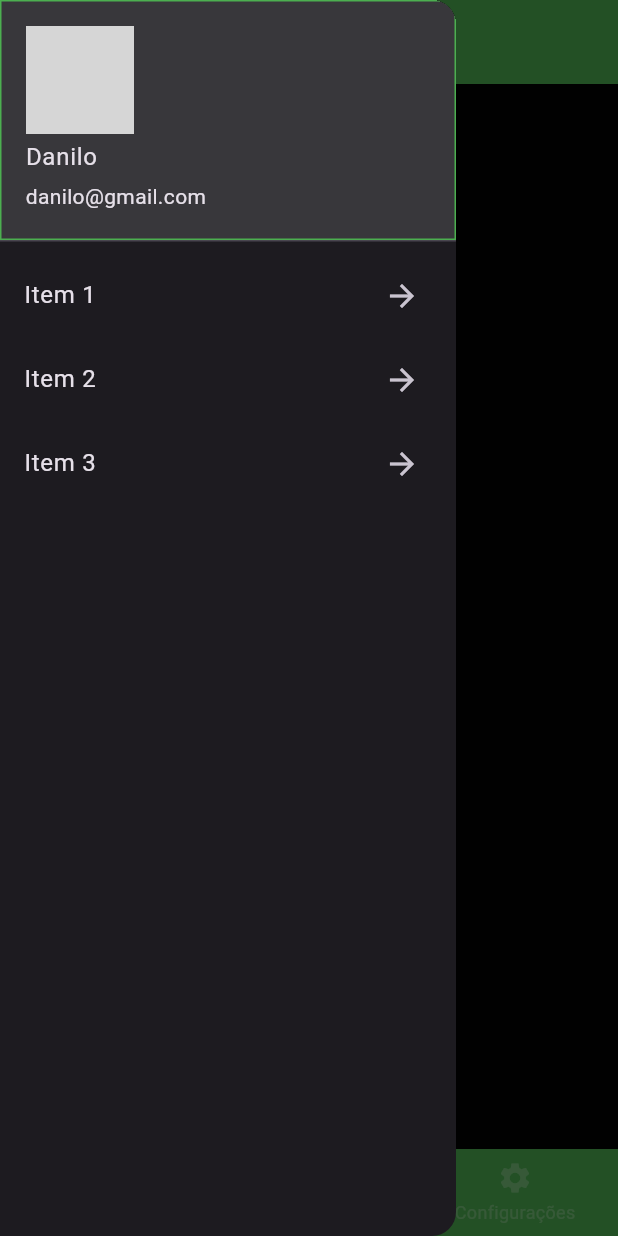
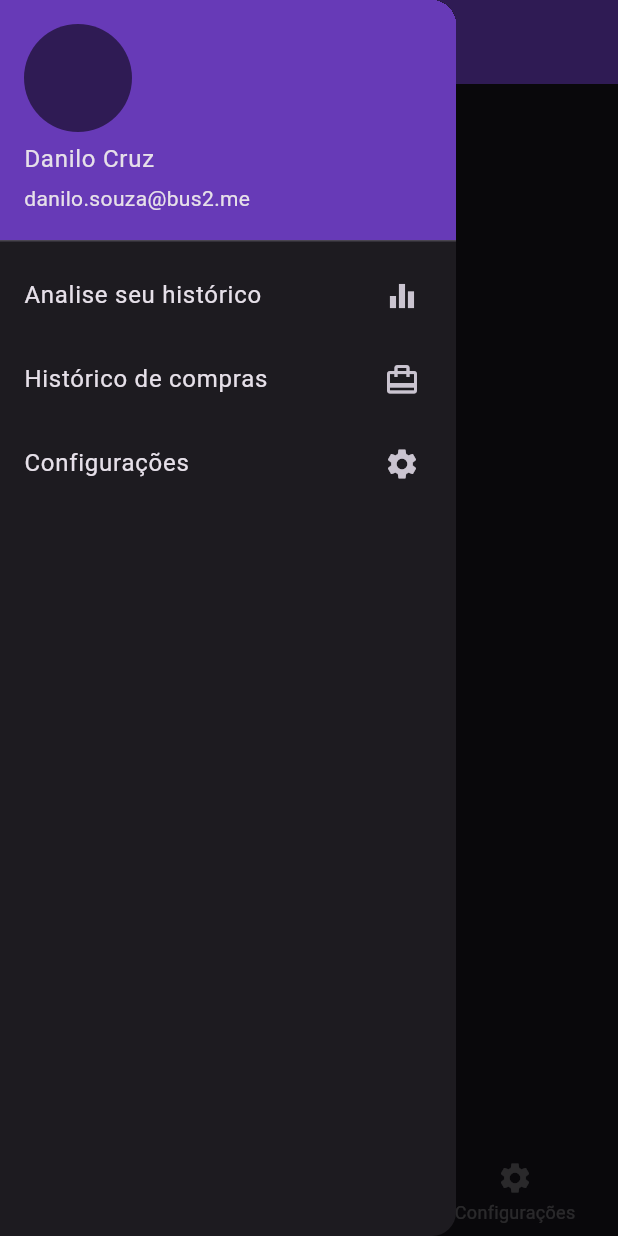
Before and after one commit to danilocruz19/telas_testes_flutter, a Flutter app: the screen it shows after launch, with the side drawer open, on a phone screen of 412 x 824 dp. Run offline on Flutter 3.47's test engine with Material 3 defaults, Android fonts, the phone set to English and light mode, and no system bars; grey boxes are pictures that could not be loaded.

Commit message:
Fazendo sozinho tela com navegacao no BottomBar, amanha fazer a navegacao do Drawer

```diff
--- a/lib/main.dart
+++ b/lib/main.dart
@@ -1,4 +1,5 @@
 import 'package:flutter/material.dart';
+import 'package:meus_testes_telas/todo_list_page.dart';
 
 void main() {
   runApp(const MyApp());
@@ -12,130 +13,12 @@ class MyApp extends StatefulWidget {
 }
 
 class _MyAppState extends State<MyApp> {
-  PageController _pageController = PageController();
-  int _selectedIndex = 0;
-
-  void _itemSelecionado(int index) {
-    setState(() {
-      _selectedIndex = index;
-    });
-    _pageController.animateToPage(
-      index,
-      duration: Duration(milliseconds: 700),
-      curve: Curves.ease,
-    );
-  }
-
-  @override
-  void initState() {
-    super.initState();
-    _pageController.addListener(() {
-      int newIndex = _pageController.page!.round();
-      if (_selectedIndex != newIndex) {
-        setState(() {
-          _selectedIndex = newIndex;
-        });
-      }
-    });
-  }
-
-  @override
-  void dispose() {
-    _pageController.dispose();
-    super.dispose();
-  }
-
   @override
   Widget build(BuildContext context) {
     return MaterialApp(
-      title: 'Flutter Demo',
+      debugShowCheckedModeBanner: false,
       theme: ThemeData.dark(),
-      home: Scaffold(
-        appBar: AppBar(
-          backgroundColor: Colors.green,
-          title: Text(
-            "Tela inicial",
-            style: TextStyle(color: Colors.white),
-          ),
-        ),
-        drawer: Drawer(
-          child: ListView(
-            children: [
-              UserAccountsDrawerHeader(
-                decoration: BoxDecoration(
-                  border: Border.all(color: Colors.green, width: 1),
-                  color: Colors.white12,
-                ),
-                accountName: Text("Danilo"),
-                accountEmail: Text("danilo@gmail.com"),
-                currentAccountPicture: ClipRRect(
-                    borderRadius: BorderRadius.circular(15),
-                    child: Image.network(
-                        "https://cdn.pixabay.com/photo/2015/10/05/22/37/blank-profile-picture-973460_1280.png")),
-              ),
-              Builder(  // Adicionado o Builder aqui
-                builder: (context) {
-                  return ListTile(
-                    title: Text("Item 1"),
-                    trailing: Icon(Icons.arrow_forward),
-                    onTap: () {
-                      _itemSelecionado(0);
-                      Navigator.of(context).pop();  // Fecha o Drawer
-                    },
-                  );
-                },
-              ),
-              Builder(  // Adicionado o Builder aqui
-                builder: (context) {
-                  return ListTile(
-                    title: Text("Item 2"),
-                    trailing: Icon(Icons.arrow_forward),
-                    onTap: () {
-                      _itemSelecionado(1);
-                      Navigator.of(context).pop();  // Fecha o Drawer
-                    },
-                  );
-                },
-              ),
-              Builder(  // Adicionado o Builder aqui
-                builder: (context) {
-                  return ListTile(
-                    title: Text("Item 3"),
-                    trailing: Icon(Icons.arrow_forward),
-                    onTap: () {
-                      _itemSelecionado(2);
-                      Navigator.of(context).pop();  // Fecha o Drawer
-                    },
-                  );
-                },
-              ),
-            ],
-          ),
-        ),
-        body: PageView(
-          controller: _pageController,
-          children: [
-            Container(color: Colors.black87),
-            Container(color: Colors.blueAccent),
-            Container(color: Colors.green),
-          ],
-        ),
-        bottomNavigationBar: BottomNavigationBar(
-          backgroundColor: Colors.green,
-          currentIndex: _selectedIndex,
-          onTap: _itemSelecionado,
-          selectedItemColor: Colors.white,
-          unselectedItemColor: Colors.white24,
-          items: [
-            BottomNavigationBarItem(
-                icon: Icon(Icons.home_outlined), label: "Home"),
-            BottomNavigationBarItem(
-                icon: Icon(Icons.add_a_photo), label: "Adicionar Foto"),
-            BottomNavigationBarItem(
-                icon: Icon(Icons.settings), label: "Configurações"),
-          ],
-        ),
-      ),
+      home: TodoListPage(),
     );
   }
 }
--- /dev/null
+++ b/lib/todo_list_page.dart
@@ -0,0 +1,91 @@
+import 'package:flutter/material.dart';
+import 'package:meus_testes_telas/setting_screen.dart';
+
+class TodoListPage extends StatefulWidget {
+  const TodoListPage({super.key});
+
+  @override
+  State<TodoListPage> createState() => _TodoListPageState();
+}
+
+class _TodoListPageState extends State<TodoListPage> {
+  final _formKey = GlobalKey<FormState>();
+  TextEditingController tarefaController = TextEditingController();
+  PageController _pageController = PageController();
+  int _selectIndex = 0;
+  void _itemSelect(int index){
+    setState(() {
+      _selectIndex = index;
+      _pageController.jumpToPage(index);
+    });
+  }
+
+  void _onItemTapped(int index) {
+    setState(() {
+      _selectIndex = index;
+    });
+    _pageController.jumpToPage(index);
+  }
+
+  @override
+  Widget build(BuildContext context) {
+    return Scaffold(
+      appBar: AppBar(
+        backgroundColor: Colors.deepPurple,
+        title: Text("Lista de tarefas"),
+      ),
+      drawer: Drawer(
+        child: ListView(
+          children: [
+            const UserAccountsDrawerHeader(
+              decoration: BoxDecoration(
+                color: Colors.deepPurple,
+              ),
+              accountName: Text("Danilo Cruz"),
+              accountEmail: Text("danilo.souza@bus2.me"),
+              currentAccountPicture: CircleAvatar(
+                backgroundColor: Colors.black54,
+              ),
+            ),
+            ListTile(
+              title: const Text("Analise seu histórico"),
+              trailing: const Icon(Icons.equalizer),
+            ),
+            const ListTile(
+              title: Text("Histórico de compras"),
+              trailing: Icon(Icons.card_travel),
+            ),
+            const ListTile(
+              title: Text("Configurações"),
+              trailing: Icon(Icons.settings),
+            ),
+          ],
+        ),
+      ),
+      body: PageView(
+        controller:  _pageController,
+        onPageChanged: (index){
+          setState(() {
+            _selectIndex = index;
+          });
+        },
+        children: [
+          Center(child: Text("Gráfico"),),
+          Center(child: Text("Compras"),),
+          Center(child: Text("Configurações"),)
+        ],
+      ),
+      bottomNavigationBar: BottomNavigationBar(
+        selectedItemColor: Colors.deepPurple,
+        unselectedItemColor: Colors.white30,
+        currentIndex: _selectIndex,
+          onTap: _onItemTapped,
+          items: [
+        BottomNavigationBarItem(
+            icon: Icon(Icons.equalizer), label: "Gráfico"),
+        BottomNavigationBarItem(icon: Icon(Icons.card_travel), label: "Compras"),
+        BottomNavigationBarItem(icon: Icon(Icons.settings), label: "Configurações"),
+      ]),
+    );
+  }
+}
```
Also changed, not shown: lib/setting_screen.dart (added, +10 -0 lines).
